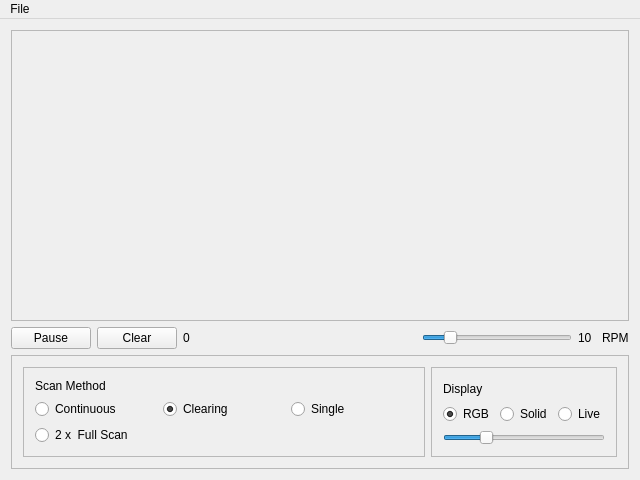
Old version of the form Client/mainwindow.ui in the repository ANW180/Pidar.
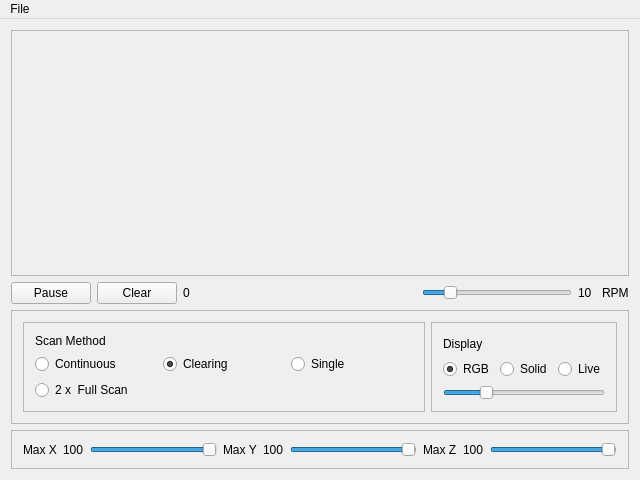
New version of the form. Custom widgets are drawn as their Qt base class.

Commit message: Clipping Options

Diff of the .ui file:
```diff
--- a/Client/mainwindow.ui
+++ b/Client/mainwindow.ui
@@ -327,6 +327,108 @@
       </layout>
      </widget>
     </item>
+    <item>
+     <widget class="QFrame" name="frame_5">
+      <property name="frameShape">
+       <enum>QFrame::StyledPanel</enum>
+      </property>
+      <property name="frameShadow">
+       <enum>QFrame::Raised</enum>
+      </property>
+      <layout class="QHBoxLayout" name="horizontalLayout_3">
+       <item>
+        <widget class="QLabel" name="label_3">
+         <property name="text">
+          <string>Max X</string>
+         </property>
+        </widget>
+       </item>
+       <item>
+        <widget class="QLabel" name="label_6">
+         <property name="text">
+          <string>100</string>
+         </property>
+        </widget>
+       </item>
+       <item>
+        <widget class="QSlider" name="horizontalSlider_3">
+         <property name="minimum">
+          <number>0</number>
+         </property>
+         <property name="maximum">
+          <number>100</number>
+         </property>
+         <property name="value">
+          <number>100</number>
+         </property>
+         <property name="tracking">
+          <bool>true</bool>
+         </property>
+         <property name="orientation">
+          <enum>Qt::Horizontal</enum>
+         </property>
+         <property name="tickPosition">
+          <enum>QSlider::NoTicks</enum>
+         </property>
+        </widget>
+       </item>
+       <item>
+        <widget class="QLabel" name="label_4">
+         <property name="text">
+          <string>Max Y</string>
+         </property>
+        </widget>
+       </item>
+       <item>
+        <widget class="QLabel" name="label_7">
+         <property name="text">
+          <string>100</string>
+         </property>
+        </widget>
+       </item>
+       <item>
+        <widget class="QSlider" name="horizontalSlider_4">
+         <property name="maximum">
+          <number>100</number>
+         </property>
+         <property name="value">
+          <number>99</number>
+         </property>
+         <property name="orientation">
+          <enum>Qt::Horizontal</enum>
+         </property>
+        </widget>
+       </item>
+       <item>
+        <widget class="QLabel" name="label_5">
+         <property name="text">
+          <string>Max Z</string>
+         </property>
+        </widget>
+       </item>
+       <item>
+        <widget class="QLabel" name="label_8">
+         <property name="text">
+          <string>100</string>
+         </property>
+        </widget>
+       </item>
+       <item>
+        <widget class="QSlider" name="horizontalSlider_2">
+         <property name="maximum">
+          <number>100</number>
+         </property>
+         <property name="value">
+          <number>99</number>
+         </property>
+         <property name="orientation">
+          <enum>Qt::Horizontal</enum>
+         </property>
+        </widget>
+       </item>
+      </layout>
+     </widget>
+    </item>
    </layout>
   </widget>
   <widget class="QMenuBar" name="menuBar">
```
Left out of the diff: 51 changed lines with no effect on the pictures. The commit also changes 2 other files.
